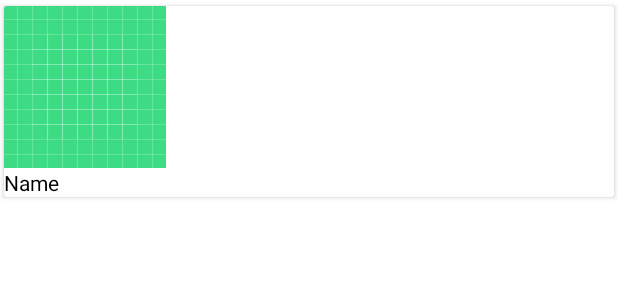
After one commit to JTheoMitr/RickAndMortyRetroFitNew, an Android app: the layout rv_item.xml on its own in the app's theme, with its tools: preview values and no code run, on a phone screen of 412 x 824 dp. The commit adds this screen. Shown: the top 300 px of the screen. Run offline under Robolectric (Android 15) with nearby library versions, the phone set to English and light mode, and no system bars.

Commit message:
Created Main Adapter and rv_item layout file

```diff
--- /dev/null
+++ b/app/src/main/res/layout/rv_item.xml
@@ -0,0 +1,63 @@
+<?xml version="1.0" encoding="utf-8"?>
+<androidx.cardview.widget.CardView xmlns:android="http://schemas.android.com/apk/res/android"
+    android:layout_width="match_parent"
+    android:layout_height="wrap_content"
+    xmlns:tools="http://schemas.android.com/tools"
+    app:cardUseCompatPadding="true"
+    xmlns:app="http://schemas.android.com/apk/res-auto">
+
+    <!-- Add a Constraint Layout -->
+    <androidx.constraintlayout.widget.ConstraintLayout
+        android:layout_width="wrap_content"
+        android:gravity="center"
+        android:layout_height="match_parent">
+
+        <!-- Add an ImageView to display Images -->
+
+        <ImageView
+            android:scaleType="centerCrop"
+            android:id="@+id/image"
+            android:contentDescription="@string/character_avatar"
+            android:src="@drawable/ic_launcher_background"
+            app:layout_constraintTop_toTopOf="parent"
+            app:layout_constraintStart_toStartOf="parent"
+            android:layout_width="wrap_content"
+            android:layout_height="wrap_content" />
+
+        <!-- Add a Text View to display the character names -->
+        <TextView
+            android:id="@+id/name"
+            android:layout_width="0dp"
+            android:layout_height="wrap_content"
+            tools:text="Name"
+            android:textSize="14sp"
+            android:textColor="@color/black"
+            app:layout_constraintTop_toBottomOf="@id/image"
+            app:layout_constraintStart_toStartOf="@id/image"
+            app:layout_constraintEnd_toEndOf="@id/image" />
+
+<!--        <TextView-->
+<!--            android:id="@+id/race"-->
+<!--            android:layout_width="0dp"-->
+<!--            android:layout_height="wrap_content"-->
+<!--            tools:text="Race"-->
+<!--            android:textSize="12sp"-->
+<!--            android:textColor="@color/black"-->
+<!--            app:layout_constraintTop_toBottomOf="@id/name"-->
+<!--            app:layout_constraintStart_toStartOf="@id/image"-->
+<!--            app:layout_constraintEnd_toEndOf="@id/image" />-->
+
+<!--        <TextView-->
+<!--            android:id="@+id/origin"-->
+<!--            android:layout_width="0dp"-->
+<!--            android:layout_height="wrap_content"-->
+<!--            tools:text="Origin"-->
+<!--            android:textSize="11sp"-->
+<!--            android:textColor="@color/black"-->
+<!--            app:layout_constraintTop_toBottomOf="@id/race"-->
+<!--            app:layout_constraintStart_toStartOf="@id/race"-->
+<!--            app:layout_constraintEnd_toEndOf="@id/image" />-->
+
+    </androidx.constraintlayout.widget.ConstraintLayout>
+
+</androidx.cardview.widget.CardView>
--- a/app/src/main/res/values/strings.xml
+++ b/app/src/main/res/values/strings.xml
@@ -1,3 +1,4 @@
 <resources>
     <string name="app_name">RickAndMortyRetroFitNew</string>
+    <string name="character_avatar">character avatar</string>
 </resources>
```
Also changed, not shown: app/src/main/java/com/example/rickandmortyretrofitnew/MainAdapter.kt (added, +39 -0 lines), app/src/main/res/layout/activity_main.xml (+5 -6 lines).
